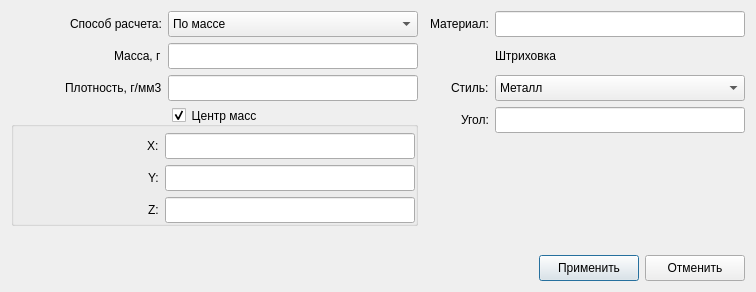
This is controllerdialog.ui in redmms/characteristics_view as Qt 5 draws it before an edit. The edited form follows.
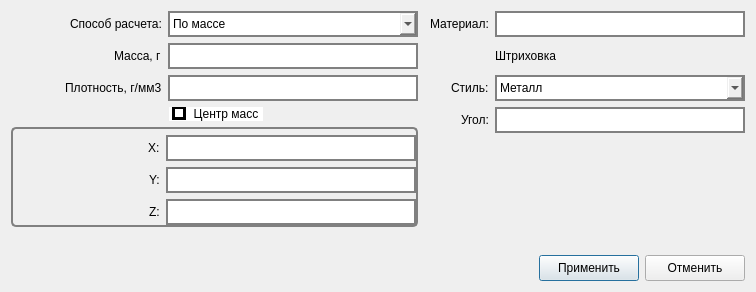
This is the edited form. Icons and pictures are not drawn.

What changed in the file:
```diff
--- a/controllerdialog.ui
+++ b/controllerdialog.ui
@@ -29,6 +29,40 @@
    <iconset resource="media.qrc">
     <normaloff>:/icons/window_icons/mainwindow_icon.png</normaloff>:/icons/window_icons/mainwindow_icon.png</iconset>
   </property>
+  <property name="styleSheet">
+   <string notr="true">QLineEdit{
+	border:  2 solid grey;
+
+}
+QComboBox{
+	border: 2 solid grey;
+}
+QCheckBox{
+	border: 2 solid grey;
+
+}
+  QGroupBox::indicator:checked {
+      border: 3px solid black;  // Толщина и цвет границы
+       width: 20px;              // Ширина чекбокса
+      height: 20px;             // Высота чекбокса
+   }
+    QGroupBox::indicator:unchecked {
+        border: 3px solid black;
+        width: 20px;
+        height: 20px;
+    }
+QGroupBox {
+    border: 2px solid gray;
+    border-radius: 5px;
+    margin-top: 20px;
+}
+QGroupBox::title {
+    subcontrol-origin: margin;
+    subcontrol-position: top center;
+    padding: 0 3px;
+    background-color: white;
+}</string>
+  </property>
   <property name="inputMethodHints">
    <set>Qt::ImhNone</set>
   </property>
```
